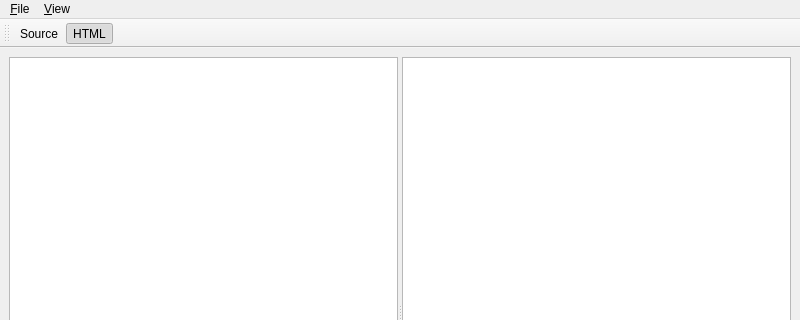
Qt form QtMDEdit/mainwindow.ui (vivisuke/QtMDEdit) before a commit; both pictures show x 0 to 800 and y 0 to 320 of the 800 by 600 pixel window.
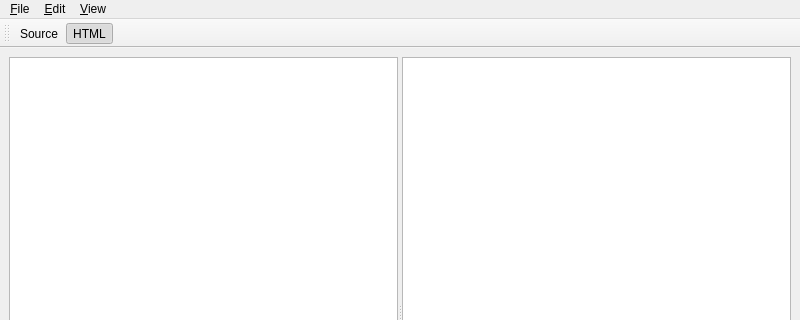
The same form after that commit.

Patch:
```diff
--- a/QtMDEdit/mainwindow.ui
+++ b/QtMDEdit/mainwindow.ui
@@ -52,7 +52,14 @@
     </property>
     <addaction name="actione_Xit"/>
    </widget>
+   <widget class="QMenu" name="menu_Edit">
+    <property name="title">
+     <string>&amp;Edit</string>
+    </property>
+    <addaction name="actionCopy_HTML_Source"/>
+   </widget>
    <addaction name="menu_File"/>
+   <addaction name="menu_Edit"/>
    <addaction name="menu_View"/>
   </widget>
   <widget class="QStatusBar" name="statusbar"/>
```
Left out of the diff: 5 changed lines with no effect on the pictures.
